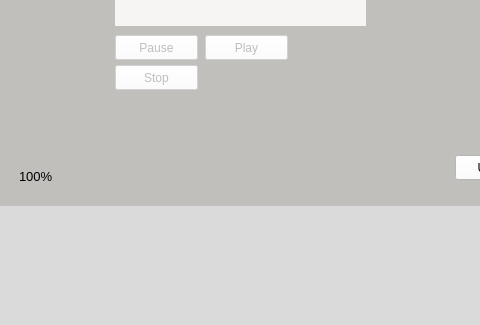
Above: COMP3004_Project_Team11/mainwindow.ui from SaeidEl-Saadi/COMP3004-Team-11 before the change; both pictures show x 415 to 895 and y 475 to 800 of the 1310 by 800 pixel window. Below: the same form after it.
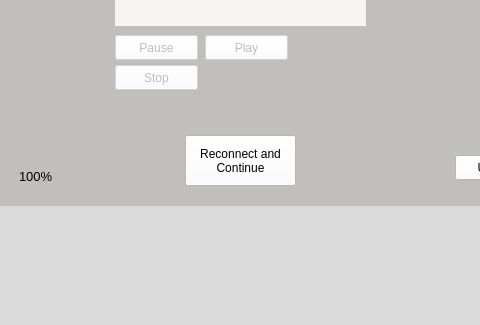
That is the form after the change.

Diff of the .ui file:
```diff
--- a/COMP3004_Project_Team11/mainwindow.ui
+++ b/COMP3004_Project_Team11/mainwindow.ui
@@ -492,6 +492,24 @@
 </string>
      </property>
     </widget>
+    <widget class="QPushButton" name="reconnect">
+     <property name="geometry">
+      <rect>
+       <x>250</x>
+       <y>520</y>
+       <width>111</width>
+       <height>51</height>
+      </rect>
+     </property>
+     <property name="styleSheet">
+      <string notr="true">font: 10pt &quot;DejaVu Sans Mono&quot;;
+background-color: rgb(255, 255, 255);</string>
+     </property>
+     <property name="text">
+      <string>Reconnect and
+Continue</string>
+     </property>
+    </widget>
    </widget>
    <widget class="QTextEdit" name="eventLog">
     <property name="geometry">
```
